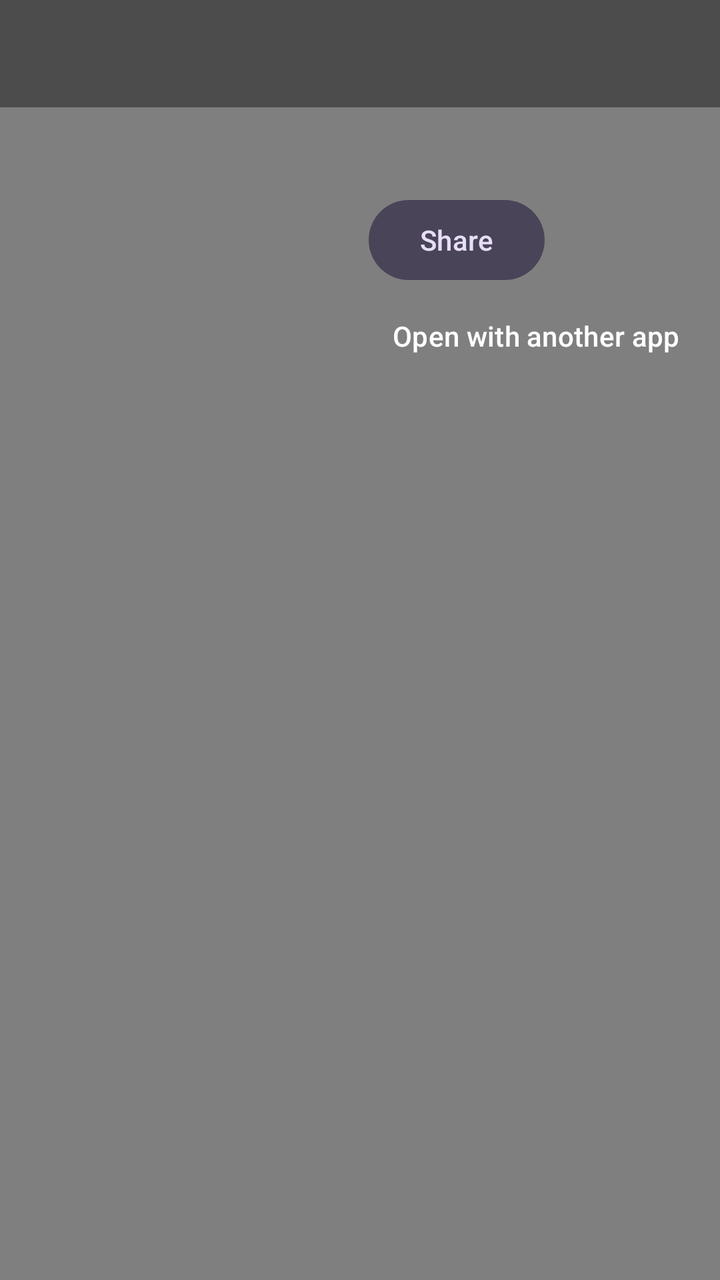
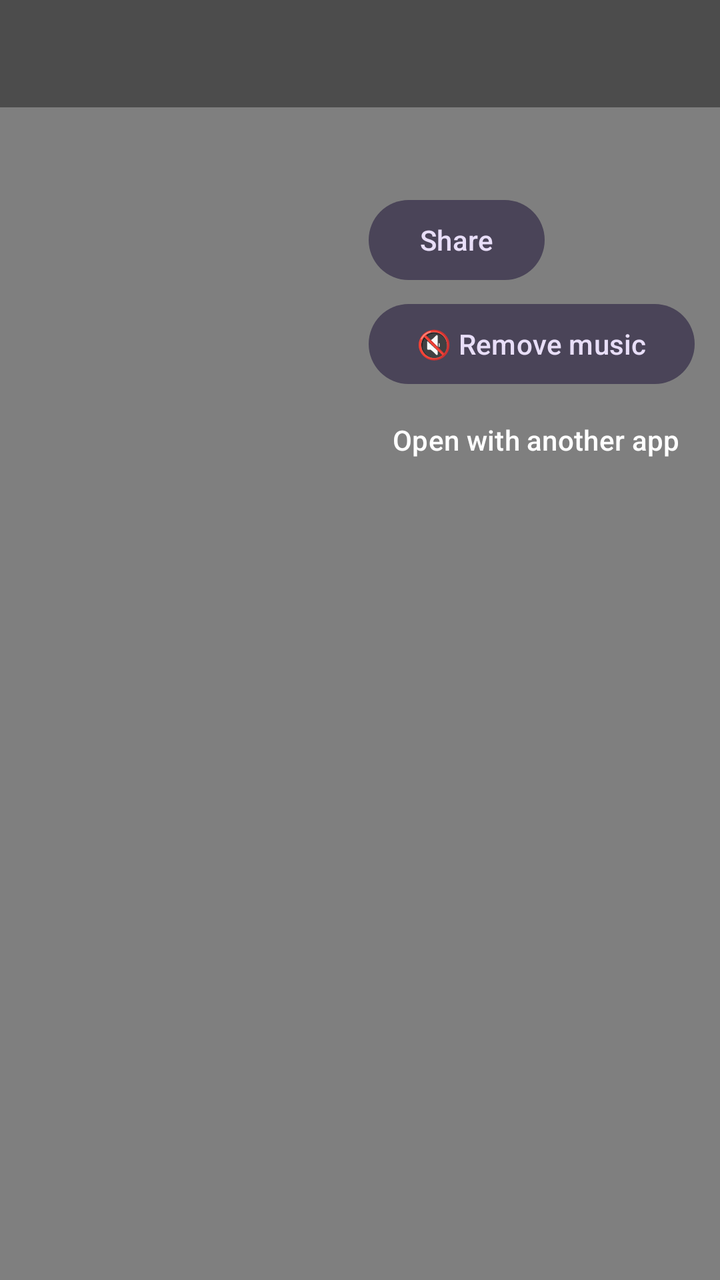

Compare the two renders of this Android layout. The source of the first and the diff that turns it into the second are given below.
<!-- AndroidManifest.xml: activity theme Theme.ReelSaver.Player -->
<!-- res/layout/activity_player.xml -->
<?xml version="1.0" encoding="utf-8"?>
<FrameLayout xmlns:android="http://schemas.android.com/apk/res/android"
    android:id="@+id/playerRoot"
    android:layout_width="match_parent"
    android:layout_height="match_parent"
    android:background="#000000">

    <VideoView
        android:id="@+id/video"
        android:layout_width="match_parent"
        android:layout_height="wrap_content"
        android:layout_gravity="center" />

    <TextView
        android:id="@+id/audioArt"
        android:layout_width="wrap_content"
        android:layout_height="wrap_content"
        android:layout_gravity="center"
        android:text="🎵"
        android:textSize="120sp"
        android:visibility="gone" />

    <TextView
        android:id="@+id/playerTitle"
        android:layout_width="match_parent"
        android:layout_height="wrap_content"
        android:layout_gravity="top"
        android:background="#66000000"
        android:ellipsize="end"
        android:maxLines="2"
        android:padding="16dp"
        android:paddingTop="40dp"
        android:textColor="#FFFFFF"
        android:textDirection="anyRtl"
        android:textSize="16sp" />

    <LinearLayout
        android:layout_width="wrap_content"
        android:layout_height="wrap_content"
        android:layout_gravity="top|end"
        android:layout_marginTop="96dp"
        android:layout_marginEnd="8dp"
        android:orientation="vertical">

        <Button
            android:id="@+id/shareBtn"
            style="@style/Widget.Material3.Button.TonalButton"
            android:layout_width="wrap_content"
            android:layout_height="wrap_content"
            android:text="@string/share" />

        <Button
            android:id="@+id/externalBtn"
            style="@style/Widget.Material3.Button.TextButton"
            android:layout_width="wrap_content"
            android:layout_height="wrap_content"
            android:text="@string/open_with"
            android:textColor="#FFFFFF" />
    </LinearLayout>
</FrameLayout>
<!-- resources referenced by this layout -->
<resources>
  <string name="open_with">Open with another app</string>
  <string name="share">Share</string>
  <style name="Theme.ReelSaver.Player" parent="Theme.Material3.Dark.NoActionBar">
          <item name="colorPrimary">#30D158</item>
          <item name="android:windowBackground">#000000</item>
          <item name="android:statusBarColor">#000000</item>
          <item name="android:navigationBarColor">#000000</item>
      </style>
</resources>

<!-- the commit's change to res/layout/activity_player.xml (unified diff, before → after) -->
@@ -50,6 +50,14 @@
             android:text="@string/share" />
 
         <Button
+            android:id="@+id/noMusicBtn"
+            style="@style/Widget.Material3.Button.TonalButton"
+            android:layout_width="wrap_content"
+            android:layout_height="wrap_content"
+            android:layout_marginTop="4dp"
+            android:text="@string/remove_music" />
+
+        <Button
             android:id="@+id/externalBtn"
             style="@style/Widget.Material3.Button.TextButton"
             android:layout_width="wrap_content"
<!-- resource entries referenced after the edit -->
@@ -1,6 +1,7 @@
 <!-- resources referenced by this layout -->
 <resources>
   <string name="open_with">Open with another app</string>
+  <string name="remove_music">🔇 Remove music</string>
   <string name="share">Share</string>
   <style name="Theme.ReelSaver.Player" parent="Theme.Material3.Dark.NoActionBar">
           <item name="colorPrimary">#30D158</item>
